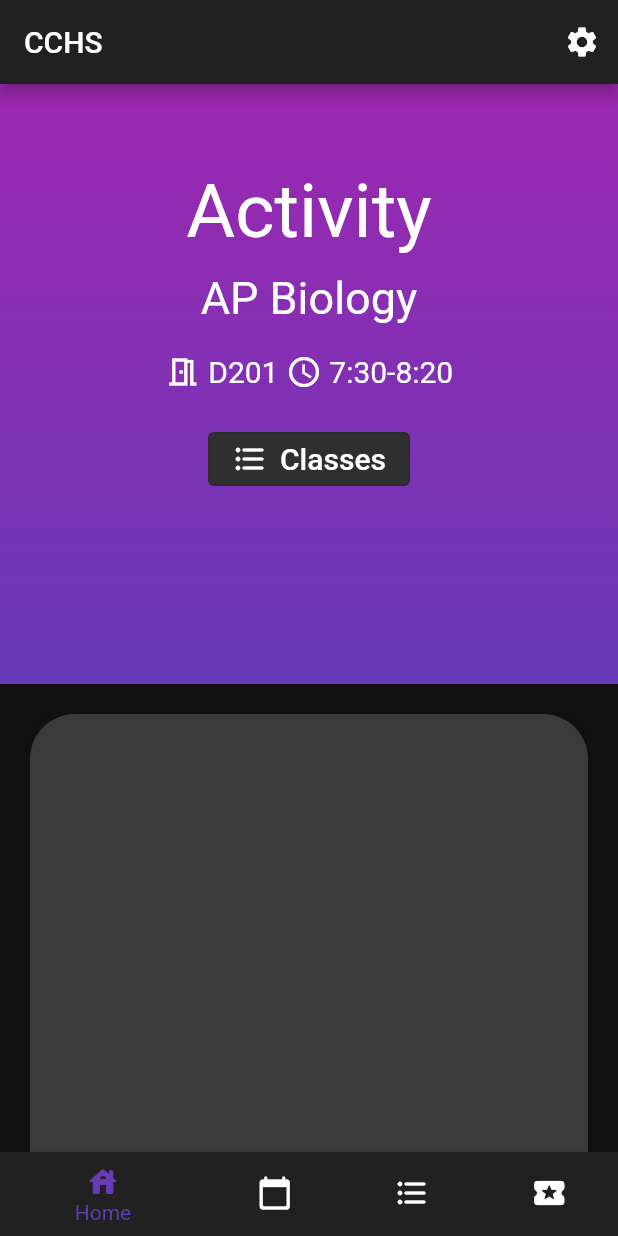
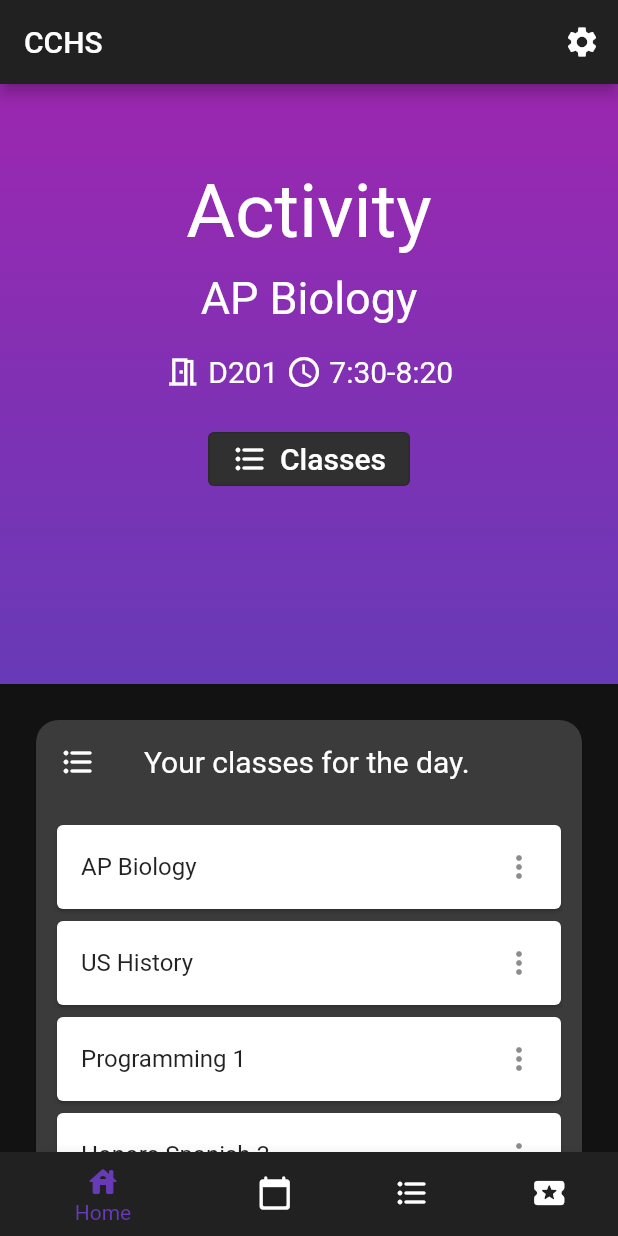
Before and after one commit to Quantam-Studios/fbla-app-2021-2022, a Flutter app: the screen it shows after launch, on a phone screen of 412 x 824 dp. Run offline on Flutter 3.47's test engine with Material 2 defaults, Android fonts, the phone set to English and light mode, and no system bars; drawn by our look-alikes of carousel_slider.

Commit message:
Deleted needless assets, and started prototyping the classes for the day layout.

```diff
--- a/lib/main.dart
+++ b/lib/main.dart
@@ -300,6 +300,124 @@ class TestAppState extends State<MyApp> {
                 ),
               ),
             ),
+            // classes for the day
+            Container(
+              color: Color(0xFF121212),
+              width: 400,
+              height: 600,
+              child: Container(
+                width: 500,
+                child: Container(
+                  child: Card(
+                    clipBehavior: Clip.antiAlias,
+                    color: Color(0xFF3b3b3b),
+                    shape: RoundedRectangleBorder(
+                      borderRadius: BorderRadius.circular(15.0),
+                    ),
+                    child: Column(
+                      children: [
+                        ListTile(
+                          leading: Icon(
+                            Icons.format_list_bulleted_rounded,
+                            color: Colors.white,
+                          ),
+                          title: const Text(
+                            'Your classes for the day.',
+                            style: TextStyle(color: Colors.white, fontSize: 20),
+                          ),
+                        ),
+                        Expanded(
+                          child: Container(
+                            padding: EdgeInsets.all(10),
+                            child: ListView(
+                              scrollDirection: Axis.vertical,
+                              children: <Widget>[
+                                Card(
+                                  child: ListTile(
+                                    title: Text('AP Biology'),
+                                    trailing: Icon(Icons.more_vert),
+                                  ),
+                                ),
+                                Card(
+                                  child: ListTile(
+                                    title: Text('US History'),
+                                    trailing: Icon(Icons.more_vert),
+                                  ),
+                                ),
+                                Card(
+                                  child: ListTile(
+                                    title: Text('Programming 1'),
+                                    trailing: Icon(Icons.more_vert),
+                                  ),
+                                ),
+                                Card(
+                                  child: ListTile(
+                                    title: Text('Honors Spanish 3'),
+                                    trailing: Icon(Icons.more_vert),
+                                  ),
+                                ),
+                                Card(
+                                  child: ListTile(
+                                    title: Text('Band'),
+                                    trailing: Icon(Icons.more_vert),
+                                  ),
+                                ),
+                                Card(
+                                  child: ListTile(
+                                    title: Text('English 3'),
+                                    trailing: Icon(Icons.more_vert),
+                                  ),
+                                ),
+                                Card(
+                                  child: ListTile(
+                                    title: Text('Honors Algebra 2'),
+                                    trailing: Icon(Icons.more_vert),
+                                  ),
+                                ),
+                              ],
+                            ),
+                          ),
+                        ),
+                        ButtonBar(
+                          alignment: MainAxisAlignment.start,
+                          children: [
+                            TextButton(
+                              style: TextButton.styleFrom(
+                                primary: Colors.black.withOpacity(0.8),
+                                shape: const BeveledRectangleBorder(
+                                  borderRadius: BorderRadius.all(
+                                    Radius.circular(5),
+                                  ),
+                                ),
+                              ),
+                              onPressed: () {
+                                // Perform some action
+                              },
+                              child: Row(
+                                children: [
+                                  const Text(
+                                    'View All Classes',
+                                    style: TextStyle(
+                                      color: Colors.white,
+                                    ),
+                                  ),
+                                  Icon(
+                                    Icons.arrow_forward_rounded,
+                                    color: Colors.white,
+                                  )
+                                ],
+                              ),
+                            ),
+                          ],
+                        ),
+                      ],
+                    ),
+                  ),
+                  width: 100,
+                  margin: EdgeInsets.all(20),
+                ),
+              ),
+            ),
             Container(
               color: Color(0xFF121212),
               width: 400,
@@ -325,33 +443,10 @@ class TestAppState extends State<MyApp> {
                         offset: Offset(0, 0),
                       )
                     ],
-                        )))),
-            Container(
-                color: Color(0xFF121212),
-                width: 400,
-                height: 600,
-                child: Container(
-                    width: 500,
-                    child: Container(
-                        width: 100,
-                        margin: EdgeInsets.all(20),
-                        decoration: BoxDecoration(
-                          color: Color(0xFF3b3b3b),
-                          borderRadius: BorderRadius.only(
-                            topRight: Radius.circular(30.0),
-                            bottomLeft: Radius.circular(30.0),
-                            topLeft: Radius.circular(30.0),
-                            bottomRight: Radius.circular(30.0),
                   ),
-                          boxShadow: [
-                            BoxShadow(
-                              color: Colors.black.withOpacity(0.1),
-                              spreadRadius: 8,
-                              blurRadius: 10,
-                              offset: Offset(0, 0),
-                            )
-                          ],
-                        )))),
+                ),
+              ),
+            ),
           ],
         ),
       ),
--- a/pubspec.yaml
+++ b/pubspec.yaml
@@ -45,8 +45,7 @@ flutter:
   uses-material-design: true
 
   # To add assets to your application, add an assets section, like this:
-  assets:
-    - assets/433455a800445971a0799ca66bbdc3a9.jpg
+  #assets:
   #  - images/a_dot_ham.jpeg
 
   # An image asset can refer to one or more resolution-specific "variants", see
```
Also changed, not shown: assets/433455a800445971a0799ca66bbdc3a9.jpg (deleted). Lines whose indentation alone changed are shown as unchanged.
